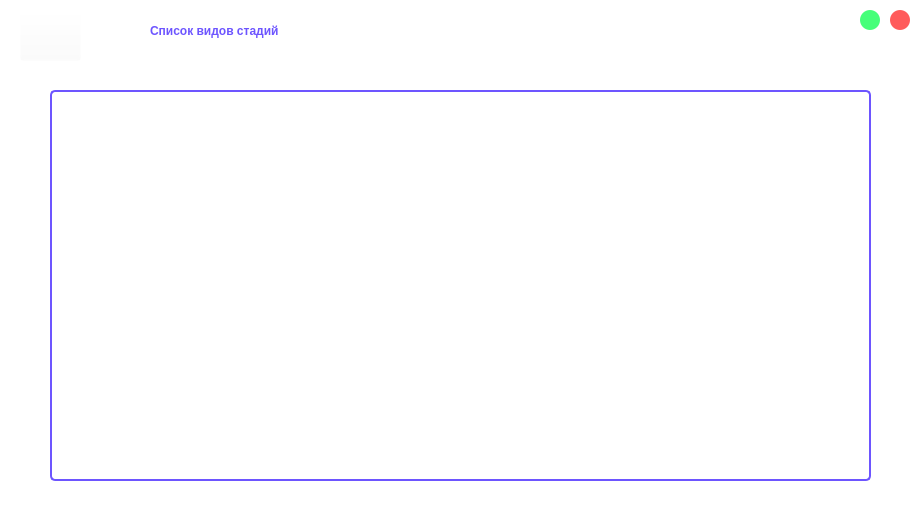
Before: the Qt Designer form project/list_of_stages.ui in AssasinNik/meow, drawn with Qt 5.
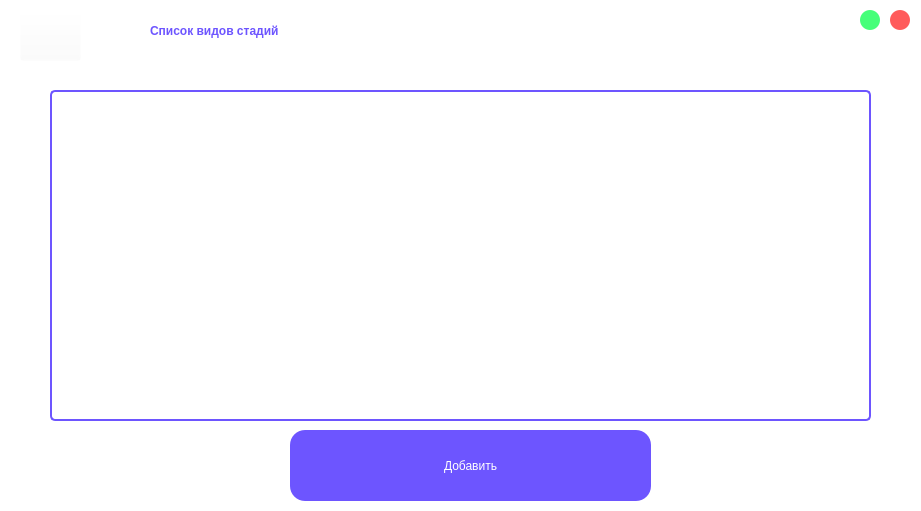
After: the same form once the commit is applied. Icons and pictures are not drawn.

```diff
--- a/project/list_of_stages.ui
+++ b/project/list_of_stages.ui
@@ -101,7 +101,7 @@
      <x>50</x>
      <y>90</y>
      <width>821</width>
-     <height>391</height>
+     <height>331</height>
     </rect>
    </property>
    <property name="styleSheet">
@@ -199,6 +199,40 @@
     <string/>
    </property>
   </widget>
+  <widget class="QPushButton" name="pushButton">
+   <property name="geometry">
+    <rect>
+     <x>290</x>
+     <y>430</y>
+     <width>361</width>
+     <height>71</height>
+    </rect>
+   </property>
+   <property name="autoFillBackground">
+    <bool>false</bool>
+   </property>
+   <property name="styleSheet">
+    <string notr="true">QPushButton{
+	color: rgb(255, 255, 255);
+	background-color: #6D55FF;
+	border-radius: 15px; 
+	font: 75 25pt &quot;Karla&quot; bold;
+	border: 2px;
+}
+QPushButton:pressed{
+	background-color: #A597FF;
+}</string>
+   </property>
+   <property name="text">
+    <string>Добавить</string>
+   </property>
+   <property name="default">
+    <bool>false</bool>
+   </property>
+   <property name="flat">
+    <bool>false</bool>
+   </property>
+  </widget>
  </widget>
  <resources>
   <include location="greeting.qrc"/>
```
